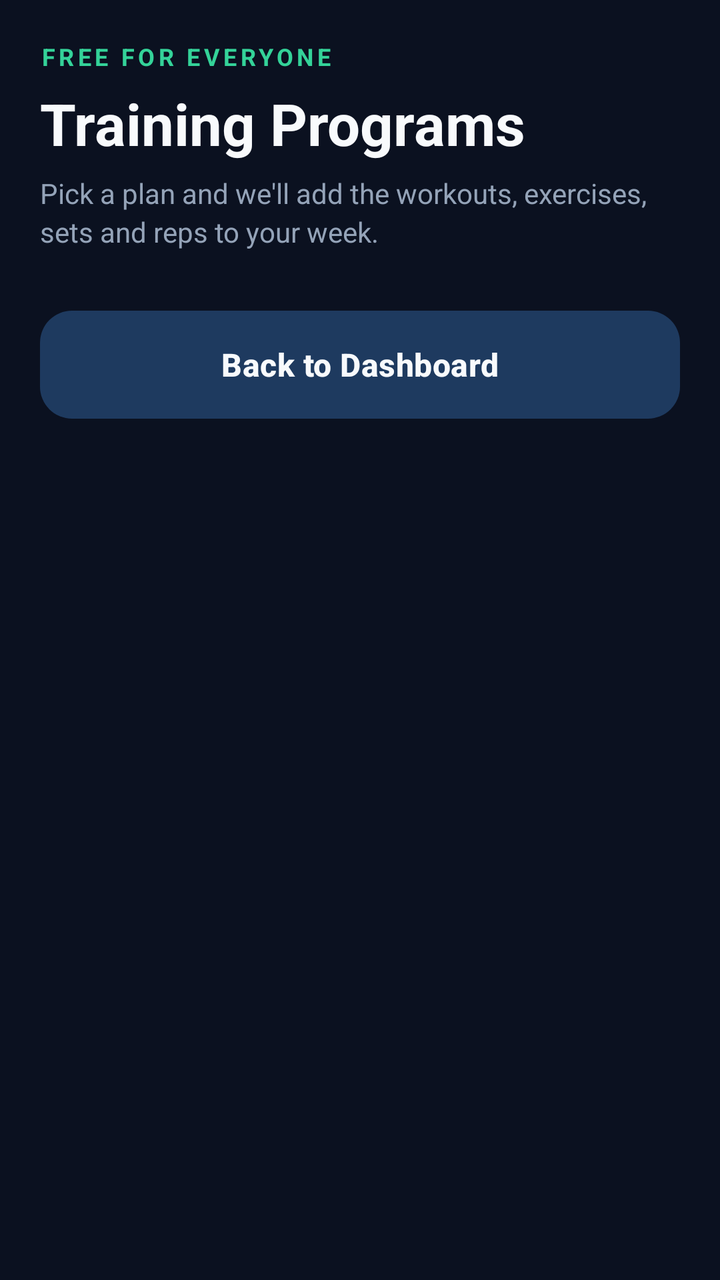
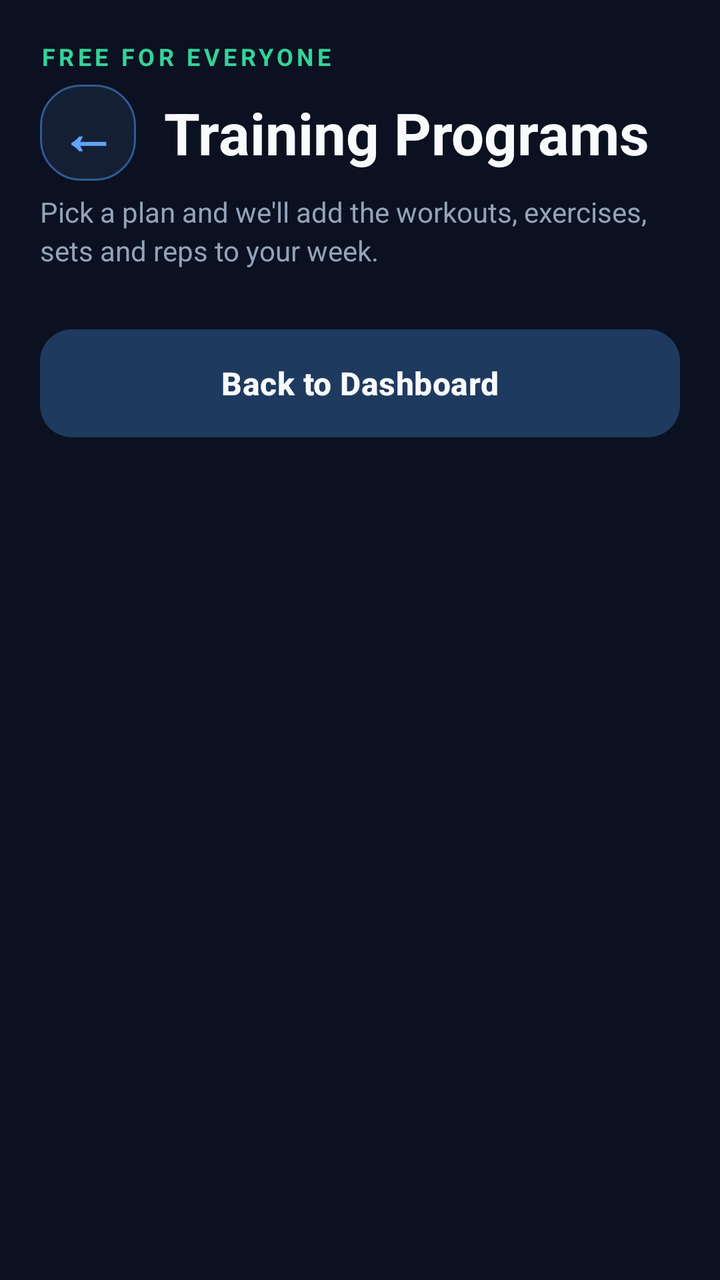

Screens rendered from an Android XML layout before and after an edit, with the pre-edit source and the edit as a unified diff.
<!-- AndroidManifest.xml: application theme Theme.GymTrackerPro -->
<!-- res/layout/activity_programs.xml -->
<?xml version="1.0" encoding="utf-8"?>
<ScrollView xmlns:android="http://schemas.android.com/apk/res/android"
    android:layout_width="match_parent"
    android:layout_height="match_parent"
    android:background="@color/gt_bg"
    android:fillViewport="true"
    android:scrollbars="none">

    <LinearLayout
        android:layout_width="match_parent"
        android:layout_height="wrap_content"
        android:orientation="vertical"
        android:padding="20dp">

        <TextView
            android:layout_width="wrap_content"
            android:layout_height="wrap_content"
            android:letterSpacing="0.15"
            android:text="FREE FOR EVERYONE"
            android:textColor="@color/gt_green"
            android:textSize="12sp"
            android:textStyle="bold" />

        <TextView
            android:layout_width="match_parent"
            android:layout_height="wrap_content"
            android:layout_marginTop="6dp"
            android:text="Training Programs"
            android:textColor="@color/gt_text"
            android:textSize="29sp"
            android:textStyle="bold" />

        <TextView
            android:layout_width="match_parent"
            android:layout_height="wrap_content"
            android:layout_marginTop="6dp"
            android:layout_marginBottom="22dp"
            android:lineSpacingExtra="3dp"
            android:text="Pick a plan and we'll add the workouts, exercises, sets and reps to your week."
            android:textColor="@color/gt_text_secondary"
            android:textSize="14sp" />

        <LinearLayout
            android:id="@+id/containerProgramsList"
            android:layout_width="match_parent"
            android:layout_height="wrap_content"
            android:orientation="vertical" />

        <Button
            android:id="@+id/buttonBackHome"
            style="@style/Widget.GymTracker.Button.Tonal"
            android:layout_width="match_parent"
            android:layout_height="54dp"
            android:layout_marginTop="8dp"
            android:layout_marginBottom="12dp"
            android:text="Back to Dashboard" />

    </LinearLayout>

</ScrollView>
<!-- resources referenced by this layout -->
<resources>
  <color name="gt_bg">#0B1120</color>
  <color name="gt_green">#34D399</color>
  <color name="gt_text">#F8FAFC</color>
  <color name="gt_text_secondary">#94A3B8</color>
  <style name="Widget.GymTracker.Button.Tonal">
          <item name="backgroundTint">@color/gt_tonal</item>
          <item name="android:textColor">@color/gt_text</item>
      </style>
  <style name="Theme.GymTrackerPro" parent="Base.Theme.GymTrackerPro" />
  <color name="gt_tonal">#1E3A5F</color>
  <style name="Base.Theme.GymTrackerPro" parent="Theme.Material3.Dark.NoActionBar">
          <item name="colorPrimary">@color/gt_blue</item>
          <item name="colorSurface">@color/gt_surface</item>
          <item name="android:windowBackground">@color/gt_background</item>
  
          
          <item name="android:statusBarColor">@color/gt_background</item>
          <item name="android:navigationBarColor">@color/gt_background</item>
          <item name="android:windowLightStatusBar">false</item>
      </style>
  <color name="gt_blue">#60A5FA</color>
  <color name="gt_surface">#151F33</color>
  <color name="gt_background">#0B1120</color>
</resources>

<!-- the commit's change to res/layout/activity_programs.xml (unified diff, before → after) -->
@@ -21,14 +21,39 @@
             android:textSize="12sp"
             android:textStyle="bold" />
 
-        <TextView
+        
+        <LinearLayout
             android:layout_width="match_parent"
             android:layout_height="wrap_content"
             android:layout_marginTop="6dp"
-            android:text="Training Programs"
-            android:textColor="@color/gt_text"
-            android:textSize="29sp"
-            android:textStyle="bold" />
+            android:gravity="center_vertical"
+            android:orientation="horizontal">
+
+            <TextView
+                android:id="@+id/buttonBackArrow"
+                android:layout_width="48dp"
+                android:layout_height="48dp"
+                android:background="@drawable/bg_card"
+                android:clickable="true"
+                android:contentDescription="Back to Dashboard"
+                android:focusable="true"
+                android:gravity="center"
+                android:text="←"
+                android:textColor="@color/gt_blue"
+                android:textSize="28sp"
+                android:textStyle="bold" />
+
+            <TextView
+                android:layout_width="0dp"
+                android:layout_height="wrap_content"
+                android:layout_marginStart="14dp"
+                android:layout_weight="1"
+                android:text="Training Programs"
+                android:textColor="@color/gt_text"
+                android:textSize="29sp"
+                android:textStyle="bold" />
+
+        </LinearLayout>
 
         <TextView
             android:layout_width="match_parent"
<!-- resource entries referenced after the edit -->
@@ -4,6 +4,13 @@
   <color name="gt_green">#34D399</color>
   <color name="gt_text">#F8FAFC</color>
   <color name="gt_text_secondary">#94A3B8</color>
+  <!-- drawable bg_card (drawable) -->
+  <?xml version="1.0" encoding="utf-8"?>
+  <shape xmlns:android="http://schemas.android.com/apk/res/android" android:shape="rectangle">
+      <solid android:color="@color/gt_surface" />
+      <corners android:radius="20dp" />
+      <stroke android:width="1dp" android:color="@color/gt_stroke" />
+  </shape>
   <style name="Widget.GymTracker.Button.Tonal">
           <item name="backgroundTint">@color/gt_tonal</item>
           <item name="android:textColor">@color/gt_text</item>
@@ -22,6 +29,7 @@
       </style>
   <color name="gt_blue">#60A5FA</color>
   <color name="gt_surface">#151F33</color>
+  <color name="gt_stroke">#2F5A94</color>
   <color name="gt_background">#0B1120</color>
 </resources>
 
